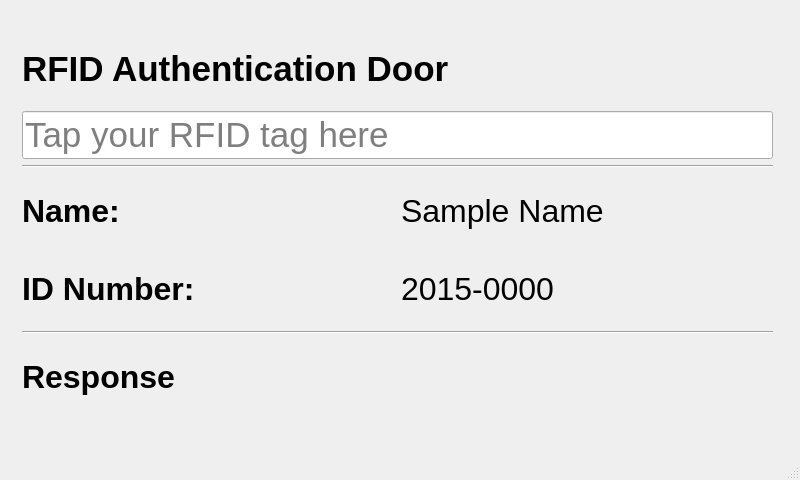
Before: the Qt Designer form rfid.ui in johnsolomon111/PyQt5_rfid, drawn with Qt 5.
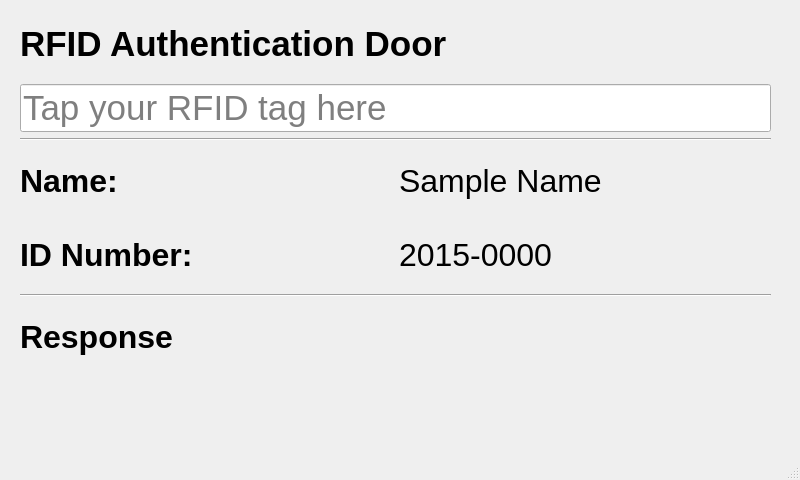
After: the same form once the commit is applied.

Commit message: adjusted ui to the raspi

Diff of the .ui file:
```diff
--- a/rfid.ui
+++ b/rfid.ui
@@ -29,10 +29,10 @@
    <widget class="QWidget" name="">
     <property name="geometry">
      <rect>
-      <x>22</x>
-      <y>32</y>
+      <x>20</x>
+      <y>10</y>
       <width>751</width>
-      <height>381</height>
+      <height>361</height>
      </rect>
     </property>
     <layout class="QVBoxLayout" name="verticalLayout">
```
